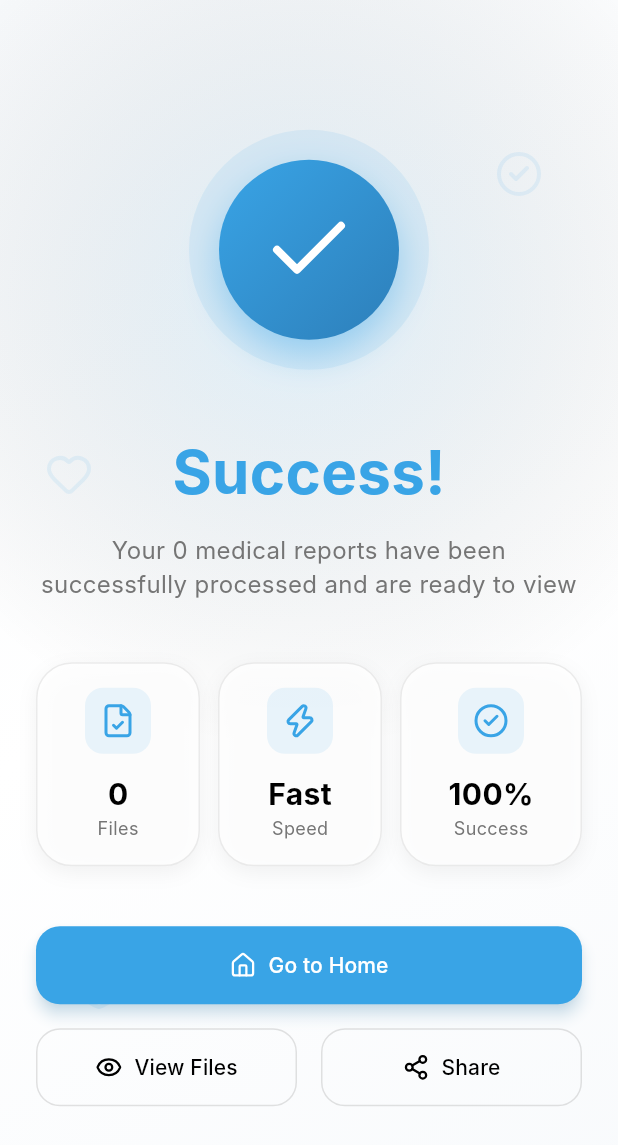
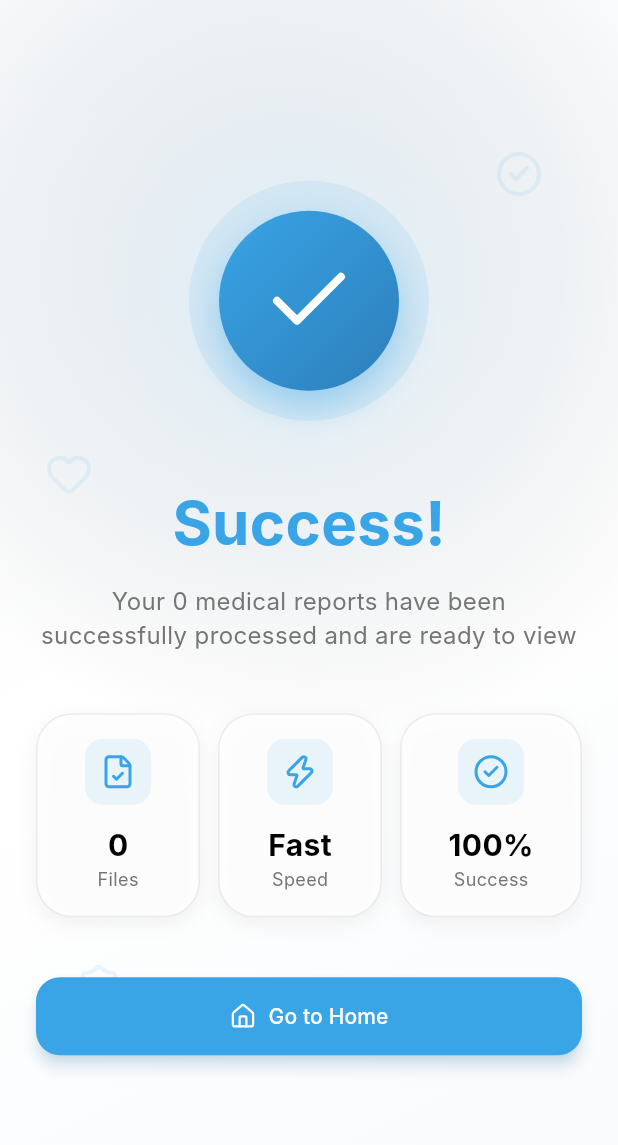
Before and after one commit to lamaRimawi/med_frontend, a Flutter app: the SuccessScreen screen opened directly with empty values, on a phone screen of 412 x 824 dp. Shown: the top 1145 px of the screen. Run offline on Flutter 3.47's test engine with Material 3 defaults, Android fonts, the phone set to English and light mode, and no system bars; drawn by our look-alikes of flutter_animate, toastification; our stand-ins replace device_info_plus, file_picker, fl_chart, google_fonts, image_picker, local_auth and 7 more; missing offline and left inert: cunning_document_scanner, file_saver, flutter_facebook_auth, flutter_toast_notification, gal, syncfusion_flutter_pdfviewer; accounts and stored records are empty; network calls fail; Roboto replaces fonts that are missing (Inter).

Commit message:
feat: add home screen with dashboard functionalities and success screen.

```diff
--- a/lib/screens/home_screen.dart
+++ b/lib/screens/home_screen.dart
@@ -1171,14 +1171,6 @@ class _HomeScreenState extends State<HomeScreen> {
 
     return [
       {
-        'icon': LucideIcons.clipboard,
-        'label': 'All Records',
-        'color': const Color(0xFF39A4E6),
-        'count': allReports.length,
-        'navigateTo': 'records',
-        'description': 'View all medical records',
-      },
-      {
         'icon': LucideIcons.droplet,
         'label': 'Lab Results',
         'color': const Color(0xFFFF6B9D),
@@ -1967,7 +1959,8 @@ class _HomeScreenState extends State<HomeScreen> {
                       mainAxisAlignment: MainAxisAlignment.spaceBetween,
                       crossAxisAlignment: CrossAxisAlignment.start,
                       children: [
-                        Column(
+                        Expanded(
+                          child: Column(
                             crossAxisAlignment: CrossAxisAlignment.start,
                             children: [
                               Text(
@@ -1989,8 +1982,11 @@ class _HomeScreenState extends State<HomeScreen> {
                                       ? Colors.grey[400]
                                       : Colors.grey[500],
                                 ),
-                            ),
-                          ],
+                                maxLines: 1,
+                                overflow: TextOverflow.ellipsis,
+                              ),
+                            ],
+                          ),
                         ),
                         // Close Button
                         GestureDetector(
--- a/lib/screens/success_screen.dart
+++ b/lib/screens/success_screen.dart
@@ -358,54 +358,6 @@ class _SuccessScreenState extends State<SuccessScreen> {
             ),
           ),
         ).animate().fadeIn(delay: 400.ms),
-        const SizedBox(height: 16),
-        Row(
-          children: [
-            Expanded(
-              child: OutlinedButton.icon(
-                onPressed: () => widget.setViewMode('review'),
-                icon: const Icon(LucideIcons.eye),
-                label: const Text('View Files'),
-                style: OutlinedButton.styleFrom(
-                  padding: const EdgeInsets.symmetric(vertical: 16),
-                  foregroundColor: widget.isDarkMode
-                      ? Colors.white
-                      : Colors.black,
-                  side: BorderSide(
-                    color: widget.isDarkMode
-                        ? Colors.white.withOpacity(0.2)
-                        : Colors.grey.withOpacity(0.3),
-                  ),
-                  shape: RoundedRectangleBorder(
-                    borderRadius: BorderRadius.circular(16),
-                  ),
-                ),
-              ),
-            ),
-            const SizedBox(width: 16),
-            Expanded(
-              child: OutlinedButton.icon(
-                onPressed: () => setState(() => isShareModalOpen = true),
-                icon: const Icon(LucideIcons.share2),
-                label: const Text('Share'),
-                style: OutlinedButton.styleFrom(
-                  padding: const EdgeInsets.symmetric(vertical: 16),
-                  foregroundColor: widget.isDarkMode
-                      ? Colors.white
-                      : Colors.black,
-                  side: BorderSide(
-                    color: widget.isDarkMode
-                        ? Colors.white.withOpacity(0.2)
-                        : Colors.grey.withOpacity(0.3),
-                  ),
-                  shape: RoundedRectangleBorder(
-                    borderRadius: BorderRadius.circular(16),
-                  ),
-                ),
-              ),
-            ),
-          ],
-        ).animate().fadeIn(delay: 500.ms),
       ],
     );
   }
```
Lines whose indentation alone changed are shown as unchanged.
